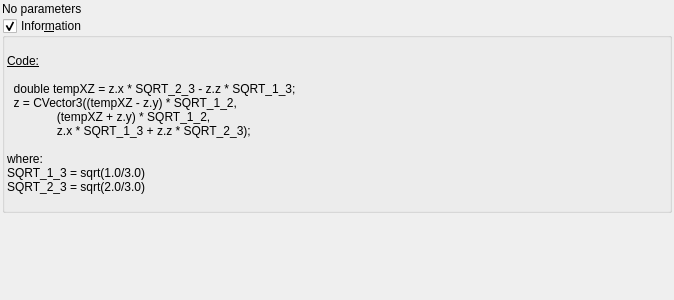
This is mandelbulber2/qt_data/fractal_transf_benesi_mag_forward.ui in buddhi1980/mandelbulber2 as Qt 5 draws it before an edit. The edited form follows.
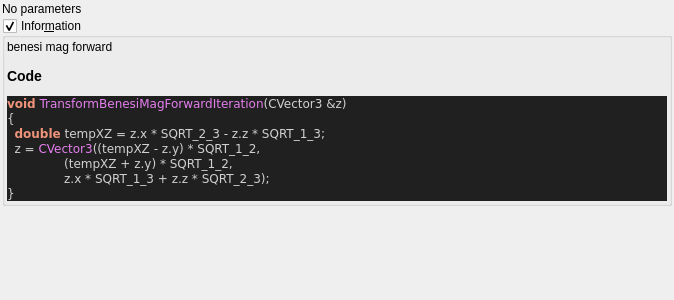
This is the edited form. Custom widgets are drawn as their Qt base class.

Commit message:
added all transforms information boxes
now all formulas can be parsed.

@buddhi do you got a reference for Xenodreambuie formula?

```diff
--- a/mandelbulber2/qt_data/fractal_transf_benesi_mag_forward.ui
+++ b/mandelbulber2/qt_data/fractal_transf_benesi_mag_forward.ui
@@ -69,22 +69,28 @@
       <item>
        <widget class="QLabel" name="label_4">
         <property name="text">
-         <string>&lt;!DOCTYPE HTML PUBLIC &quot;-//W3C//DTD HTML 4.0//EN&quot; &quot;http://www.w3.org/TR/REC-html40/strict.dtd&quot;&gt;
-&lt;html&gt;&lt;head&gt;&lt;meta name=&quot;qrichtext&quot; content=&quot;1&quot; /&gt;&lt;style type=&quot;text/css&quot;&gt;
-p, li { white-space: pre-wrap; }
-&lt;/style&gt;&lt;/head&gt;&lt;body&gt;
-&lt;p style=&quot;-qt-paragraph-type:empty; margin-top:0px; margin-bottom:0px; margin-left:0px; margin-right:0px; -qt-block-indent:0; text-indent:0px;&quot;&gt;&lt;br /&gt;&lt;/p&gt;
-&lt;p style=&quot; margin-top:0px; margin-bottom:0px; margin-left:0px; margin-right:0px; -qt-block-indent:0; text-indent:0px;&quot;&gt;&lt;span style=&quot; text-decoration: underline;&quot;&gt;Code:&lt;/span&gt;&lt;/p&gt;
-&lt;p style=&quot;-qt-paragraph-type:empty; margin-top:0px; margin-bottom:0px; margin-left:0px; margin-right:0px; -qt-block-indent:0; text-indent:0px; text-decoration: underline;&quot;&gt;&lt;br /&gt;&lt;/p&gt;
-&lt;p style=&quot; margin-top:0px; margin-bottom:0px; margin-left:0px; margin-right:0px; -qt-block-indent:0; text-indent:0px;&quot;&gt;  double tempXZ = z.x * SQRT_2_3 - z.z * SQRT_1_3;&lt;/p&gt;
-&lt;p style=&quot; margin-top:0px; margin-bottom:0px; margin-left:0px; margin-right:0px; -qt-block-indent:0; text-indent:0px;&quot;&gt;  z = CVector3((tempXZ - z.y) * SQRT_1_2,&lt;/p&gt;
-&lt;p style=&quot; margin-top:0px; margin-bottom:0px; margin-left:0px; margin-right:0px; -qt-block-indent:0; text-indent:0px;&quot;&gt;               (tempXZ + z.y) * SQRT_1_2,&lt;/p&gt;
-&lt;p style=&quot; margin-top:0px; margin-bottom:0px; margin-left:0px; margin-right:0px; -qt-block-indent:0; text-indent:0px;&quot;&gt;               z.x * SQRT_1_3 + z.z * SQRT_2_3);&lt;/p&gt;
-&lt;p style=&quot;-qt-paragraph-type:empty; margin-top:0px; margin-bottom:0px; margin-left:0px; margin-right:0px; -qt-block-indent:0; text-indent:0px;&quot;&gt;&lt;br /&gt;&lt;/p&gt;
-&lt;p style=&quot; margin-top:0px; margin-bottom:0px; margin-left:0px; margin-right:0px; -qt-block-indent:0; text-indent:0px;&quot;&gt;where: &lt;/p&gt;
-&lt;p style=&quot; margin-top:0px; margin-bottom:0px; margin-left:0px; margin-right:0px; -qt-block-indent:0; text-indent:0px;&quot;&gt;SQRT_1_3 = sqrt(1.0/3.0)&lt;/p&gt;
-&lt;p style=&quot; margin-top:0px; margin-bottom:0px; margin-left:0px; margin-right:0px; -qt-block-indent:0; text-indent:0px;&quot;&gt;SQRT_2_3 = sqrt(2.0/3.0)&lt;/p&gt;
-&lt;p style=&quot;-qt-paragraph-type:empty; margin-top:0px; margin-bottom:0px; margin-left:0px; margin-right:0px; -qt-block-indent:0; text-indent:0px;&quot;&gt;&lt;br /&gt;&lt;/p&gt;&lt;/body&gt;&lt;/html&gt;</string>
+         <string>&lt;p&gt;benesi mag forward&lt;/p&gt;&lt;table&gt;
+&lt;/table&gt;
+&lt;h3&gt;Code&lt;/h3&gt;
+&lt;!DOCTYPE HTML PUBLIC &quot;-//W3C//DTD HTML 4.0 Transitional//EN&quot;&gt;
+&lt;html&gt;
+&lt;head&gt;
+&lt;meta http-equiv=&quot;content-type&quot; content=&quot;text/html; charset=ISO-8859-1&quot;&gt;
+&lt;title&gt;Source file&lt;/title&gt;
+&lt;/head&gt;
+&lt;body style=&quot;background-color:#202020&quot;&gt;
+&lt;pre style=&quot;color:#d0d0d0; background-color:#202020;  font-family:'Courier New';&quot;&gt;&lt;span style=&quot;color:#f09479; font-weight:bold&quot;&gt;void&lt;/span&gt; &lt;span style=&quot;color:#e47eed&quot;&gt;TransformBenesiMagForwardIteration&lt;/span&gt;&lt;span style=&quot;color:#d0d0d0&quot;&gt;(&lt;/span&gt;CVector3 &lt;span style=&quot;color:#d0d0d0&quot;&gt;&amp;amp;&lt;/span&gt;z&lt;span style=&quot;color:#d0d0d0&quot;&gt;)&lt;/span&gt;
+&lt;span style=&quot;color:#d0d0d0&quot;&gt;{&lt;/span&gt;
+  &lt;span style=&quot;color:#f09479; font-weight:bold&quot;&gt;double&lt;/span&gt; tempXZ &lt;span style=&quot;color:#d0d0d0&quot;&gt;=&lt;/span&gt; z&lt;span style=&quot;color:#d0d0d0&quot;&gt;.&lt;/span&gt;x &lt;span style=&quot;color:#d0d0d0&quot;&gt;*&lt;/span&gt; SQRT_2_3 &lt;span style=&quot;color:#d0d0d0&quot;&gt;-&lt;/span&gt; z&lt;span style=&quot;color:#d0d0d0&quot;&gt;.&lt;/span&gt;z &lt;span style=&quot;color:#d0d0d0&quot;&gt;*&lt;/span&gt; SQRT_1_3&lt;span style=&quot;color:#d0d0d0&quot;&gt;;&lt;/span&gt;
+  z &lt;span style=&quot;color:#d0d0d0&quot;&gt;=&lt;/span&gt; &lt;span style=&quot;color:#e47eed&quot;&gt;CVector3&lt;/span&gt;&lt;span style=&quot;color:#d0d0d0&quot;&gt;((&lt;/span&gt;tempXZ &lt;span style=&quot;color:#d0d0d0&quot;&gt;-&lt;/span&gt; z&lt;span style=&quot;color:#d0d0d0&quot;&gt;.&lt;/span&gt;y&lt;span style=&quot;color:#d0d0d0&quot;&gt;) *&lt;/span&gt; SQRT_1_2&lt;span style=&quot;color:#d0d0d0&quot;&gt;,&lt;/span&gt;
+               &lt;span style=&quot;color:#d0d0d0&quot;&gt;(&lt;/span&gt;tempXZ &lt;span style=&quot;color:#d0d0d0&quot;&gt;+&lt;/span&gt; z&lt;span style=&quot;color:#d0d0d0&quot;&gt;.&lt;/span&gt;y&lt;span style=&quot;color:#d0d0d0&quot;&gt;) *&lt;/span&gt; SQRT_1_2&lt;span style=&quot;color:#d0d0d0&quot;&gt;,&lt;/span&gt;
+               z&lt;span style=&quot;color:#d0d0d0&quot;&gt;.&lt;/span&gt;x &lt;span style=&quot;color:#d0d0d0&quot;&gt;*&lt;/span&gt; SQRT_1_3 &lt;span style=&quot;color:#d0d0d0&quot;&gt;+&lt;/span&gt; z&lt;span style=&quot;color:#d0d0d0&quot;&gt;.&lt;/span&gt;z &lt;span style=&quot;color:#d0d0d0&quot;&gt;*&lt;/span&gt; SQRT_2_3&lt;span style=&quot;color:#d0d0d0&quot;&gt;);&lt;/span&gt;
+&lt;span style=&quot;color:#d0d0d0&quot;&gt;}&lt;/span&gt;
+&lt;/pre&gt;
+&lt;/body&gt;
+&lt;/html&gt;
+&lt;!--HTML generated by highlight 3.9, http://www.andre-simon.de/--&gt;
+</string>
         </property>
         <property name="wordWrap">
          <bool>true</bool>
```
Left out of the diff: 2 changed lines with no effect on the pictures. The commit also changes 75 other files.
